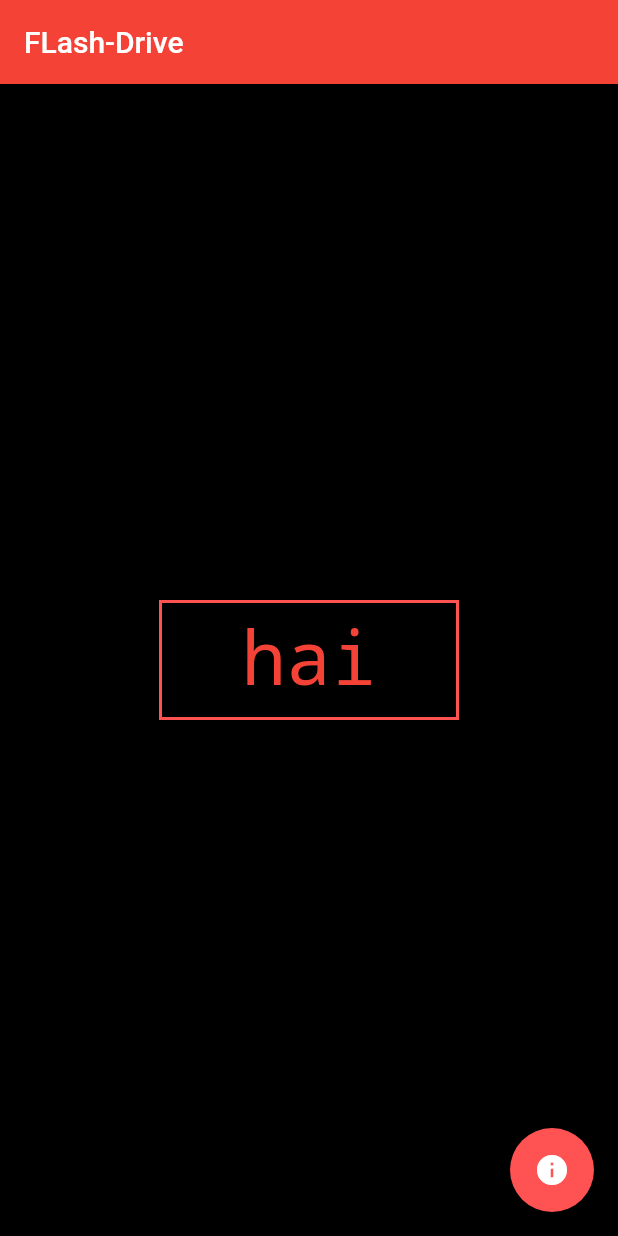
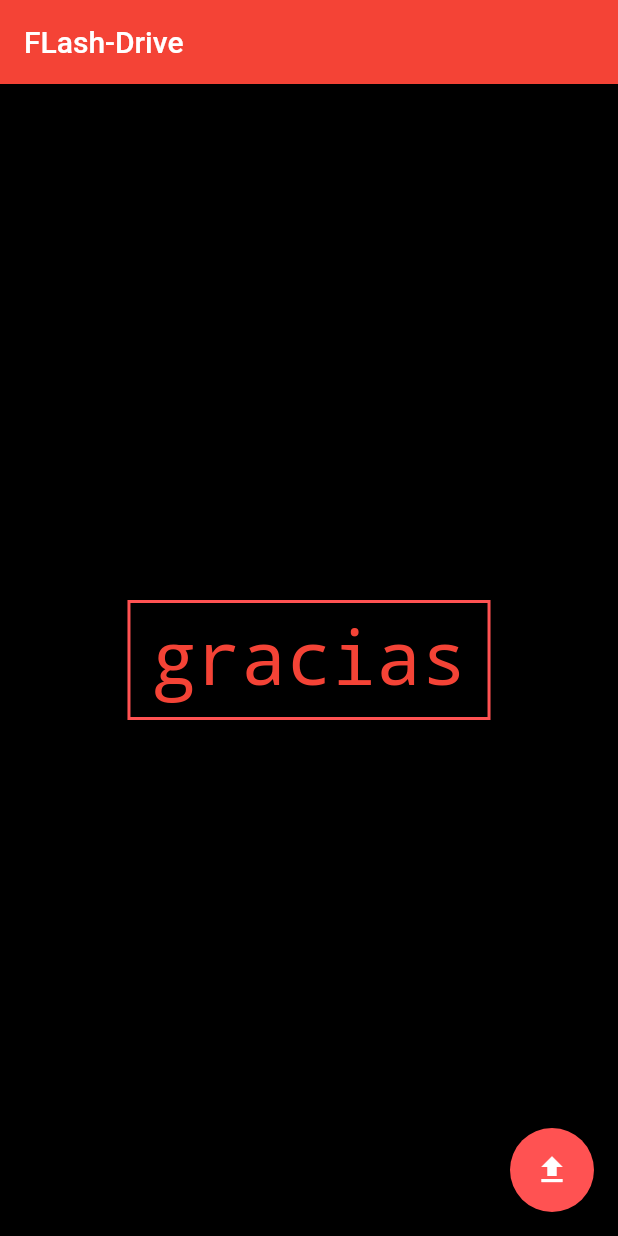
Before and after one commit to GuhaAG/flash-drive, a Flutter app: the screen it shows after launch, on a phone screen of 412 x 824 dp. Run offline on Flutter 3.47's test engine with Material 2 defaults, Android fonts, the phone set to English and light mode, and no system bars; our stand-ins replace file_picker.

```diff
--- a/lib/main.dart
+++ b/lib/main.dart
@@ -1,83 +1,5 @@
 import 'package:flutter/material.dart';
+import 'src/flash_drive_app.dart';
 
 void main() =>
     runApp(new MaterialApp(title: 'Flash-Drive', home: new FlashDriveApp()));
-
-class FlashDriveApp extends StatelessWidget {
-  @override
-  Widget build(BuildContext context) {
-    return Scaffold(
-      backgroundColor: Colors.black,
-      appBar: AppBar(
-        backgroundColor: Colors.red,
-        title: const Text('FLash-Drive'),
-      ),
-      body: WordButton(),
-      floatingActionButton: FloatingActionButton(
-        onPressed: () {
-          showDialog(
-              context: context,
-              builder: (BuildContext context) {
-                return AlertDialog(
-                  backgroundColor: Colors.redAccent,
-                  title: Icon(Icons.info),
-                  content:
-                      Text('TAP to see meaning, LONG PRESS to get next word'),
-                );
-              });
-        },
-        child: Icon(Icons.info),
-        backgroundColor: Colors.redAccent,
-      ),
-    );
-  }
-}
-
-class WordButtonState extends State<WordButton> {
-  bool pressed = false;
-  int i = 0;
-
-  List<Map<String, String>> wordPair = [
-    {'key': 'hai', 'value': 'yes'},
-    {'key': 'iie', 'value': 'no'},
-    {'key': 'arigatou', 'value': 'thank you'},
-    {'key': 'gommenesai', 'value': 'sorry'}
-  ];
-
-  @override
-  Widget build(BuildContext context) {
-    String langKey = wordPair[i]['key'];
-    String langValue = wordPair[i]['value'];
-
-    return Center(
-        child: Column(
-            mainAxisAlignment: MainAxisAlignment.center,
-            children: <Widget>[
-          MaterialButton(
-              child: Text(pressed ? langValue : langKey,
-                  style: TextStyle(fontSize: 50, fontFamily: 'monospace')),
-              onPressed: () {
-                setState(() {
-                  pressed = !pressed;
-                });
-              },
-              onLongPress: () {
-                setState(() {
-                  pressed = false;
-                  i = i == wordPair.length - 1 ? 0 : i + 1;
-                });
-              },
-              textColor: Colors.red,
-              splashColor: Colors.red,
-              colorBrightness: Brightness.dark,
-              shape: Border.all(width: 2.0, color: Colors.redAccent),
-              height: 80,
-              minWidth: 200)
-        ]));
-  }
-}
-
-class WordButton extends StatefulWidget {
-  @override
-  WordButtonState createState() => WordButtonState();
-}
--- /dev/null
+++ b/lib/src/word_button.dart
@@ -0,0 +1,47 @@
+import 'package:flutter/material.dart';
+
+List<Map<String, String>> wordPair = [
+  {'key': 'gracias', 'value': 'thanks'}
+];
+
+class WordButton extends StatefulWidget {
+  @override
+  WordButtonState createState() => WordButtonState();
+}
+
+class WordButtonState extends State<WordButton> {
+  bool pressed = false;
+  int i = 0;
+
+  @override
+  Widget build(BuildContext context) {
+    String langKey = wordPair[i]['key'];
+    String langValue = wordPair[i]['value'];
+
+    return Center(
+        child: Column(
+            mainAxisAlignment: MainAxisAlignment.center,
+            children: <Widget>[
+          MaterialButton(
+              child: Text(pressed ? langValue : langKey,
+                  style: TextStyle(fontSize: 50, fontFamily: 'monospace')),
+              onPressed: () {
+                setState(() {
+                  pressed = !pressed;
+                });
+              },
+              onLongPress: () {
+                setState(() {
+                  pressed = false;
+                  i = i == wordPair.length - 1 ? 0 : i + 1;
+                });
+              },
+              textColor: Colors.red,
+              splashColor: Colors.red,
+              colorBrightness: Brightness.dark,
+              shape: Border.all(width: 2.0, color: Colors.redAccent),
+              height: 80,
+              minWidth: 200)
+        ]));
+  }
+}
--- a/pubspec.yaml
+++ b/pubspec.yaml
@@ -14,7 +14,7 @@ description: A new Flutter project.
 version: 1.0.0+1
 
 environment:
-  sdk: ">=2.1.0 <3.0.0"
+  sdk: ">=2.2.0 <3.0.0"
 
 dependencies:
   flutter:
@@ -23,6 +23,7 @@ dependencies:
   # The following adds the Cupertino Icons font to your application.
   # Use with the CupertinoIcons class for iOS style icons.
   cupertino_icons: ^0.1.2
+  file_picker: ^1.4.2
 
 dev_dependencies:
   flutter_test:
```
Also changed, not shown: lib/src/flash_drive_app.dart (added, +67 -0 lines), pubspec.lock, 1 other file.
